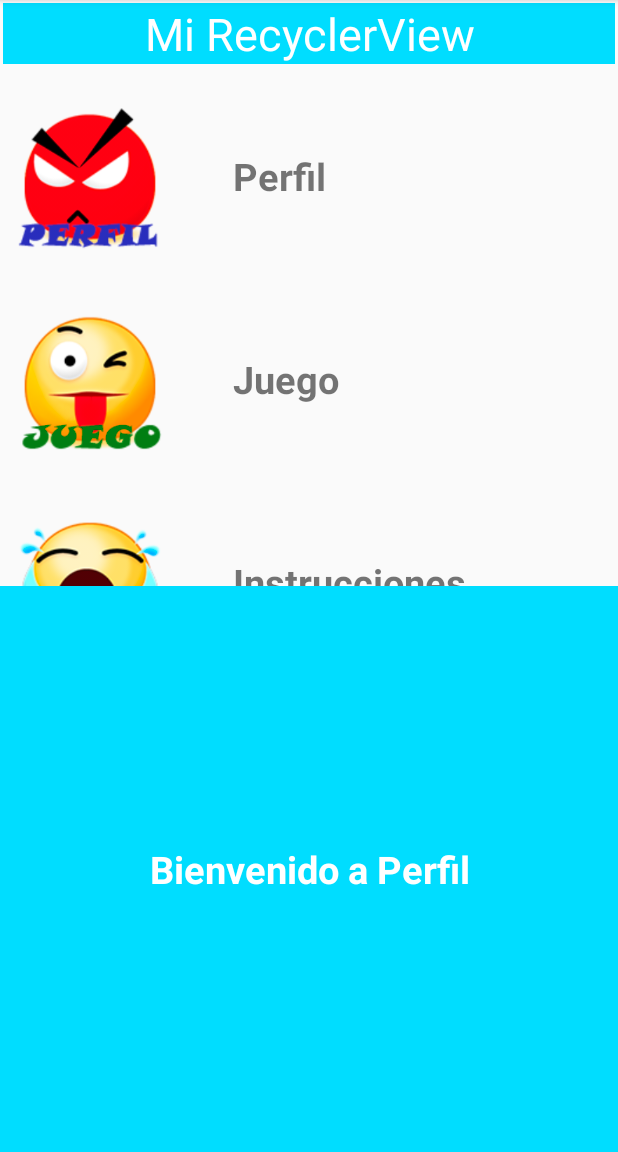
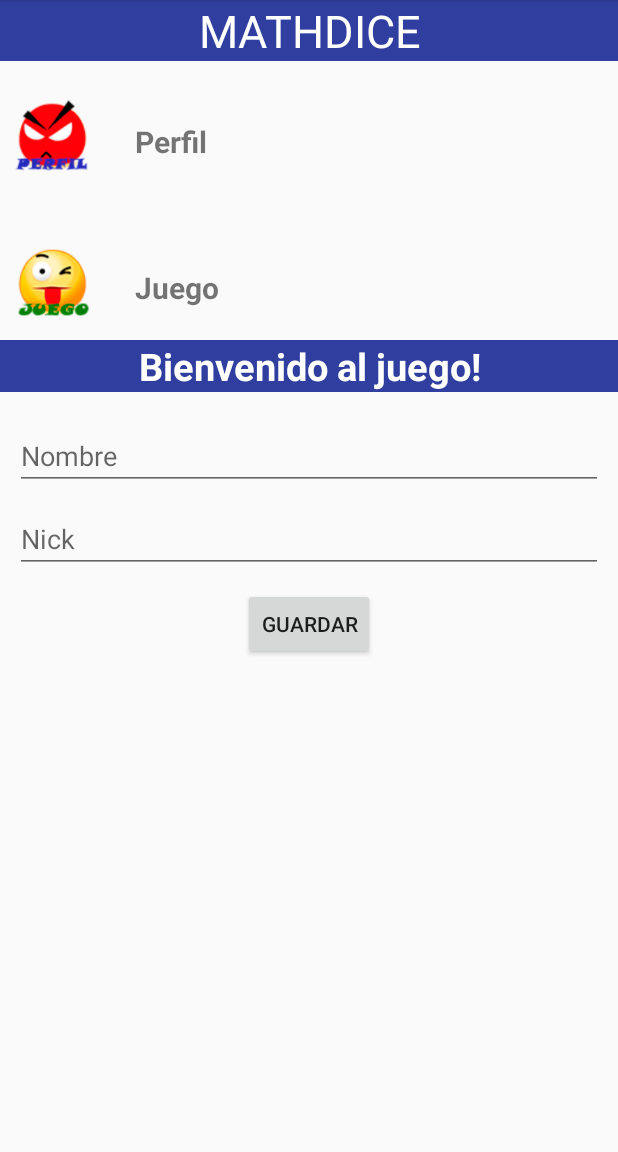
Before and after one commit to jopegi/Programacion_Multimedia, an Android app: the MenuActivity screen opened directly, with no data from a screen before it, after a tap on "Perfil", on a phone screen of 412 x 824 dp, the part 84-1236 px from its top. Run offline under Robolectric (Android 15) with nearby library versions, the phone set to English and light mode, and no system bars.

Commit message:
PMDM - Proyecto 5 SplashImage. Paso de parámetros a un Fragment i comunicación Fragment-Activity.

```diff
--- a/ProyectoSplashImage/app/src/main/java/josevi/android/com/proyectosplashimage/AdapterDatos.java
+++ b/ProyectoSplashImage/app/src/main/java/josevi/android/com/proyectosplashimage/AdapterDatos.java
@@ -15,7 +15,7 @@ import java.util.ArrayList;
 
 
 //Esta clase va a recibir una lista para poderla mostra ren nuestro Recycler
-public class AdapterDatos extends RecyclerView.Adapter<AdapterDatos.ViewHolderDatos> implements  View.OnClickListener{
+public class AdapterDatos extends RecyclerView.Adapter<AdapterDatos.UnElementDelRecycler> implements  View.OnClickListener{
 
     ArrayList<DatosRecyclerView> listaMenu;
 
@@ -30,18 +30,19 @@ public class AdapterDatos extends RecyclerView.Adapter<AdapterDatos.ViewHolderDa
 
     @Override
     //Método que enlazará el adaptador con el archivo item_list.xml
-    public ViewHolderDatos onCreateViewHolder(ViewGroup parent, int viewType) {
+    public UnElementDelRecycler onCreateViewHolder(ViewGroup parent, int viewType) {
 
         View view = LayoutInflater.from(parent.getContext()).inflate(R.layout.item_list, null, false);
+
 
         //Ponemos a la eschucha nuestra aplicación
         view.setOnClickListener(this);
 
-        return new ViewHolderDatos(view);
+        return new UnElementDelRecycler(view);
     }
 
     @Override
-    public void onBindViewHolder(ViewHolderDatos holder, int position) {
+    public void onBindViewHolder(UnElementDelRecycler holder, int position) {
 
         //holder.asignarDatos(listaMenu.get(position));
         holder.txtNombre.setText(listaMenu.get(position).getNombre());
@@ -68,21 +69,29 @@ public class AdapterDatos extends RecyclerView.Adapter<AdapterDatos.ViewHolderDa
     }
 
 
-    public class ViewHolderDatos extends RecyclerView.ViewHolder {
+    public static class UnElementDelRecycler extends RecyclerView.ViewHolder {
 
         TextView txtNombre;
         ImageView foto;
 
-        //TextView dato;
+            //TextView dato;
 
-        public ViewHolderDatos(View itemView) {
-            super(itemView);
+        public UnElementDelRecycler(View itemView) {
+                super(itemView);
 
             //Indicamos la vista que se utilizará para mostrar los datos del RecyclerView
             //dato = (TextView) itemView.findViewById(R.id.idDatos);
 
             txtNombre = (TextView) itemView.findViewById(R.id.idNombre);
             foto = (ImageView) itemView.findViewById(R.id.idImagen);
+             /*
+        foto.setOnClickListener(new View.OnClickListener() {
+            @Override
+            public void onClick(View v) {
+
+            }
+        });
+        */
         }
 
         //Mi método asignarDatos()
--- a/ProyectoSplashImage/app/src/main/java/josevi/android/com/proyectosplashimage/MenuActivity.java
+++ b/ProyectoSplashImage/app/src/main/java/josevi/android/com/proyectosplashimage/MenuActivity.java
@@ -1,5 +1,6 @@
 package josevi.android.com.proyectosplashimage;
 
+import android.content.Intent;
 import android.net.Uri;
 import android.support.v4.app.FragmentManager;
 import android.support.v4.app.FragmentTransaction;
@@ -11,7 +12,10 @@ import android.widget.Toast;
 //Se han tenido que implementar las interfaces ComunicadorFragmentDinamic y ComunicadorFragmentEstatic
 //y sus correspondientes métodos abstractos para poder interactuar con los fragmentos en las que se
 //definen (dichas interfaces)
-public class MenuActivity extends AppCompatActivity implements WellcomeFragment.ComunicadorFragmentDinamic,MenuFragment.ComunicadorFragmentEstatic{
+public class MenuActivity extends AppCompatActivity implements WellcomeFragment.ComunicadorFragmentDinamic,
+        MenuFragment.ComunicadorFragmentEstatic,JuegoFragment.ComunicadorFragmentJuego,PerfilFragment.ComunicadorFragmentPerfil{
+
+    Jugador jugador1;
 
     @Override
     protected void onCreate(Bundle savedInstanceState) {
@@ -33,37 +37,52 @@ public class MenuActivity extends AppCompatActivity implements WellcomeFragment.
         ft.commit();
     }
 
-    //Método abstracto de la interfaz ComunicadorFragmentDinamic perteneciente al fragment dinámico
-    //WellcomeFragment
+    //Método abstracto de la interfaz ComunicadorFragmentPerfil perteneciente al fragment dinámico
+    //PerfilFragment
     @Override
-    public void onFragmentInteraction(Uri uri) {
+    public void recollirDadesPerfil(Jugador j) {
 
+        //Recogemos el objeto jugador que viene de PerfilFragment y hacemos que apunte a la referencia
+        //del objeto Jugador que hemos definido al inicio de esta actividad. Así, conseguimos que dicho
+        //objeto jugador sea accesible para toda la clase.
+        jugador1=j;
+
+        WellcomeFragment fragmentDinamico = WellcomeFragment.newInstance("Bienvenido al juego " + jugador1.getNombre());
+        FragmentManager fm = getSupportFragmentManager();
+        FragmentTransaction ft = fm.beginTransaction();
+        ft.replace(R.id.contenidoDinamico, fragmentDinamico);
+        ft.commit();
     }
 
     //Métodos abstractos de la interfaz ComunicadorFragmentEstatic perteneciente al fragment estático
     //MenuFragment
     @Override
     public void carregarPerfil() {
-        //Desde esta actividad le pasamos un parémetro de tipo String al fragmento dinámico
+        //Desde esta actividad le pasamos un parámetro de tipo String al fragmento dinámico
         //WellcomeFragment, mediante su método newInstance(). Esto es así, porque el
         //constructor de una fragmento no admite parámetros.
+       /*
         WellcomeFragment fragmentDinamico = WellcomeFragment.newInstance("Bienvenido a Perfil");
 
         FragmentManager fm = getSupportFragmentManager();
         FragmentTransaction ft = fm.beginTransaction();
         ft.replace(R.id.contenidoDinamico, fragmentDinamico);
         ft.commit();
+        */
+        PerfilFragment fragmentPerfil = new PerfilFragment();
+        FragmentManager fm = getSupportFragmentManager();
+        FragmentTransaction ft = fm.beginTransaction();
+        ft.replace(R.id.contenidoDinamico, fragmentPerfil);
+        ft.commit();
+
     }
 
     @Override
     public void iniciarJoc() {
-        //Desde esta actividad le pasamos un parémetro de tipo String al fragmento dinámico
-        //WellcomeFragment, mediante su método newInstance(). Esto es así, porque el
-        //constructor de una fragmento no admite parámetros.
-        WellcomeFragment fragmentDinamico = WellcomeFragment.newInstance("Bienvenido a Juego");
+        JuegoFragment fragmentJuego = JuegoFragment.newInstance(jugador1.getNick(),jugador1.getNombre());
         FragmentManager fm = getSupportFragmentManager();
         FragmentTransaction ft = fm.beginTransaction();
-        ft.replace(R.id.contenidoDinamico, fragmentDinamico);
+        ft.replace(R.id.contenidoDinamico, fragmentJuego);
         ft.commit();
     }
     @Override
@@ -88,4 +107,9 @@ public class MenuActivity extends AppCompatActivity implements WellcomeFragment.
         ft.replace(R.id.contenidoDinamico, fragmentDinamico);
         ft.commit();
     }
+
+    @Override
+    public void onFragmentInteraction(Uri uri) {
+
+    }
 }
--- a/ProyectoSplashImage/app/src/main/java/josevi/android/com/proyectosplashimage/MenuFragment.java
+++ b/ProyectoSplashImage/app/src/main/java/josevi/android/com/proyectosplashimage/MenuFragment.java
@@ -5,6 +5,7 @@ import android.net.Uri;
 import android.os.Bundle;
 import android.support.v4.app.Fragment;
 import android.support.v7.view.menu.MenuAdapter;
+import android.support.v7.widget.GridLayoutManager;
 import android.support.v7.widget.LinearLayoutManager;
 import android.support.v7.widget.RecyclerView;
 import android.view.LayoutInflater;
@@ -92,6 +93,9 @@ public class MenuFragment extends Fragment {
         //>>que se muestre en vertical
         recycler.setLayoutManager(new LinearLayoutManager(getContext(),LinearLayoutManager.VERTICAL,false));
 
+        //recycler.setLayoutManager(new GridLayoutManager(getContext(), 2));
+
+
         llenarLista();
 
         /*listaMenu.add("PERFIL");
--- /dev/null
+++ b/ProyectoSplashImage/app/src/main/java/josevi/android/com/proyectosplashimage/PerfilFragment.java
@@ -0,0 +1,130 @@
+package josevi.android.com.proyectosplashimage;
+
+import android.content.Context;
+import android.content.Intent;
+import android.net.Uri;
+import android.os.Bundle;
+import android.support.v4.app.Fragment;
+import android.view.LayoutInflater;
+import android.view.View;
+import android.view.ViewGroup;
+import android.widget.Button;
+import android.widget.EditText;
+import android.widget.Toast;
+
+
+public class PerfilFragment extends Fragment {
+    // TODO: Rename parameter arguments, choose names that match
+    // the fragment initialization parameters, e.g. ARG_ITEM_NUMBER
+    private static final String ARG_PARAM1 = "param1";
+    private static final String ARG_PARAM2 = "param2";
+
+    private EditText cajaNick, cajaNombre;
+    private Button botonGuardar;
+
+    // TODO: Rename and change types of parameters
+    private String mParam1;
+    private String mParam2;
+
+    //Obtenemos una referencia a la interfaz de comunicación del Fragment con la actividad que lo contiene
+    private ComunicadorFragmentPerfil mListener;
+
+    public PerfilFragment() {
+        // Required empty public constructor
+    }
+
+    public static PerfilFragment newInstance(String param1, String param2) {
+        PerfilFragment fragment = new PerfilFragment();
+        Bundle args = new Bundle();
+        args.putString(ARG_PARAM1, param1);
+        args.putString(ARG_PARAM2, param2);
+        fragment.setArguments(args);
+        return fragment;
+    }
+
+    @Override
+    public void onCreate(Bundle savedInstanceState) {
+        super.onCreate(savedInstanceState);
+        if (getArguments() != null) {
+            mParam1 = getArguments().getString(ARG_PARAM1);
+            mParam2 = getArguments().getString(ARG_PARAM2);
+        }
+    }
+
+    @Override
+    public View onCreateView(LayoutInflater inflater, ViewGroup container,
+                             Bundle savedInstanceState) {
+        //Inflate the layout for this fragment
+        View v =  inflater.inflate(R.layout.fragment_perfil, container, false);
+
+        //Instanciamos los elementos definidos en el layout del fragment
+        cajaNick = (EditText) v.findViewById(R.id.editTextNick);
+        cajaNombre = (EditText) v.findViewById(R.id.editTextNombre);
+        botonGuardar = (Button) v.findViewById(R.id.btnGuardar);
+
+        //Evento del botón guardar de la interfaz
+        botonGuardar.setOnClickListener(new View.OnClickListener() {
+            @Override
+            public void onClick(View v) {
+
+                //Si las caja de texto no están vacias...
+                if(!cajaNick.getText().toString().isEmpty() && !cajaNombre.getText().toString().isEmpty()){
+
+                    //Instanciamos un objeto de la clase Jugador y lo rellenamos con los datos insertados
+                    //por el usuario
+                    Jugador j1 = new Jugador(cajaNick.getText().toString(), cajaNombre.getText().toString());
+                    //Llamamos a la interfaz de comunicación ComunicadorFragmentPerfil definida como una interfaz
+                    //interna dentro de este fragment. Con esto indicamos que cuando se pulse el botón de guardar
+                    //se vaya a la actividad MenuActivity y se ejecute el método abstracto recollirDadesPerfil allí
+                    //sobreescrito pasándole el objeto jugador instanciado dentro del evento de este botón.
+                    mListener.recollirDadesPerfil(j1);
+
+                    Toast.makeText(getActivity(), "Datos guardados...", Toast.LENGTH_SHORT).show();
+
+                //Si las caja de texto están vacias...
+                }else{
+
+                    Toast.makeText(getActivity(), "Debe de rellenar los campos nombre y nick!", Toast.LENGTH_SHORT).show();
+
+                }
+
+            }
+
+        });
+
+        return v;
+    }
+
+
+    @Override
+    public void onAttach(Context context) {
+        super.onAttach(context);
+        if (context instanceof ComunicadorFragmentPerfil) {
+            mListener = (ComunicadorFragmentPerfil) context;
+        } else {
+            throw new RuntimeException(context.toString()
+                    + " must implement OnFragmentInteractionListener");
+        }
+    }
+
+    @Override
+    public void onDetach() {
+        super.onDetach();
+        mListener = null;
+    }
+
+    /**
+     * This interface must be implemented by activities that contain this
+     * fragment to allow an interaction in this fragment to be communicated
+     * to the activity and potentially other fragments contained in that
+     * activity.
+     * <p>
+     * See the Android Training lesson <a href=
+     * "http://developer.android.com/training/basics/fragments/communicating.html"
+     * >Communicating with Other Fragments</a> for more information.
+     */
+    public interface ComunicadorFragmentPerfil {
+
+        void recollirDadesPerfil(Jugador jugador);
+    }
+}
--- a/ProyectoSplashImage/app/src/main/res/layout/activity_menu.xml
+++ b/ProyectoSplashImage/app/src/main/res/layout/activity_menu.xml
@@ -16,7 +16,7 @@
         android:layout_width="match_parent"
         android:layout_height="wrap_content"
         tools:layout="@layout/fragment_menu"
-        android:layout_weight="1"/>
+        android:layout_weight="1.8"/>
 
     <!--Contenedor de un fragment dinámico-->
     <FrameLayout
--- a/ProyectoSplashImage/app/src/main/res/layout/fragment_menu.xml
+++ b/ProyectoSplashImage/app/src/main/res/layout/fragment_menu.xml
@@ -11,9 +11,8 @@
     <TextView
         android:layout_width="match_parent"
         android:layout_height="wrap_content"
-        android:layout_margin="2dp"
-        android:background="@android:color/holo_blue_bright"
-        android:text="Mi RecyclerView"
+        android:background="@color/colorPrimaryDark"
+        android:text="MATHDICE"
         android:textAlignment="center"
         android:textColor="@android:color/background_light"
         android:textSize="30dp" />
--- /dev/null
+++ b/ProyectoSplashImage/app/src/main/res/layout/fragment_perfil.xml
@@ -0,0 +1,77 @@
+<RelativeLayout xmlns:android="http://schemas.android.com/apk/res/android"
+    xmlns:tools="http://schemas.android.com/tools"
+    android:layout_width="match_parent"
+    android:layout_height="match_parent"
+    tools:context="josevi.android.com.proyectosplashimage.PerfilFragment">
+
+    <LinearLayout
+        android:id="@+id/LinearLayoutMensaje"
+        android:layout_width="match_parent"
+        android:layout_height="wrap_content"
+        android:layout_gravity="center"
+        android:orientation="vertical">
+
+
+        <TextView
+            android:id="@+id/LabelMensaje"
+            android:layout_width="match_parent"
+            android:layout_height="match_parent"
+            android:background="@color/colorPrimaryDark"
+            android:gravity="center"
+            android:text="@string/mensaje_bienvenida"
+            android:textColor="@android:color/background_light"
+            android:textSize="25sp"
+            android:textStyle="bold" />
+
+    </LinearLayout>
+
+    <LinearLayout
+        android:id="@+id/LinearLayout2"
+        android:layout_width="match_parent"
+        android:layout_height="wrap_content"
+        android:layout_below="@+id/LinearLayoutMensaje"
+        android:layout_margin="10dp"
+        android:orientation="vertical">
+
+        <View
+            android:layout_width="match_parent"
+            android:layout_height="10dp" />
+
+        <EditText
+            android:id="@+id/editTextNombre"
+            android:layout_width="match_parent"
+            android:layout_height="wrap_content"
+            android:ems="10"
+            android:hint="Nombre"
+            android:inputType="textPersonName" />
+
+        <View
+            android:layout_width="match_parent"
+            android:layout_height="10dp" />
+
+        <EditText
+            android:id="@+id/editTextNick"
+            android:layout_width="match_parent"
+            android:layout_height="wrap_content"
+            android:ems="10"
+            android:hint="Nick"
+            android:inputType="textPersonName" />
+    </LinearLayout>
+
+    <LinearLayout
+        android:id="@+id/linearLayout3"
+        android:layout_width="match_parent"
+        android:layout_height="wrap_content"
+        android:layout_below="@id/LinearLayout2"
+        android:gravity="center_horizontal"
+        android:orientation="vertical">
+
+        <Button
+            android:id="@+id/btnGuardar"
+            android:layout_width="wrap_content"
+            android:layout_height="wrap_content"
+            android:padding="10dp"
+            android:text="Guardar" />
+    </LinearLayout>
+
+</RelativeLayout>
--- a/ProyectoSplashImage/app/src/main/res/layout/fragment_wellcome.xml
+++ b/ProyectoSplashImage/app/src/main/res/layout/fragment_wellcome.xml
@@ -15,7 +15,7 @@
             android:id="@+id/LabelMensaje"
             android:layout_width="match_parent"
             android:layout_height="match_parent"
-            android:background="@android:color/holo_blue_bright"
+            android:background="@color/colorPrimaryDark"
             android:gravity="center"
             android:text="@string/mensaje_bienvenida"
             android:textColor="@android:color/background_light"
--- a/ProyectoSplashImage/app/src/main/res/layout/item_list.xml
+++ b/ProyectoSplashImage/app/src/main/res/layout/item_list.xml
@@ -13,29 +13,22 @@
 
         <ImageView
             android:id="@+id/idImagen"
-            android:layout_width="100dp"
-            android:layout_height="100dp"
+            android:layout_width="50dp"
+            android:layout_height="50dp"
             android:layout_marginRight="10dp"
             android:layout_marginTop="15dp"
             android:src="@drawable/perfil" />
 
-        <LinearLayout
+        <TextView
+            android:id="@+id/idNombre"
             android:layout_width="wrap_content"
             android:layout_height="wrap_content"
-            android:orientation="vertical"
-            android:padding="25dp">
-
-            <TextView
-                android:id="@+id/idNombre"
-                android:layout_width="wrap_content"
-                android:layout_height="wrap_content"
-                android:layout_marginTop="10dp"
-                android:padding="10dp"
-                android:text="Nombre"
-                android:textSize="25sp"
-                android:textStyle="bold" />
-
-        </LinearLayout>
+            android:layout_marginTop="10dp"
+            android:layout_weight="1"
+            android:padding="20dp"
+            android:text="Nombre"
+            android:textSize="20sp"
+            android:textStyle="bold" />
 
     </LinearLayout>
 
--- a/ProyectoSplashImage/app/src/main/res/values/colors.xml
+++ b/ProyectoSplashImage/app/src/main/res/values/colors.xml
@@ -1,6 +1,6 @@
 <?xml version="1.0" encoding="utf-8"?>
 <resources>
     <color name="colorPrimary">#3F51B5</color>
-    <color name="colorPrimaryDark">#303F9F</color>
+    <color name="colorPrimaryDark">#303f9f</color>
     <color name="colorAccent">#FF4081</color>
 </resources>
--- a/ProyectoSplashImage/app/src/main/res/values/strings.xml
+++ b/ProyectoSplashImage/app/src/main/res/values/strings.xml
@@ -4,5 +4,5 @@
 
     <!-- TODO: Remove or change this placeholder text -->
     <string name="hello_blank_fragment">Hello blank fragment</string>
-    <string name="mensaje_bienvenida">Bienvenidos a la app!!</string>
+    <string name="mensaje_bienvenida">Bienvenido al juego!</string>
 </resources>
```
Also changed, not shown: ProyectoSplashImage/app/src/main/java/josevi/android/com/proyectosplashimage/JuegoFragment.java (added, +109 -0 lines), ProyectoSplashImage/app/src/main/java/josevi/android/com/proyectosplashimage/Jugador.java (added, +100 -0 lines), ProyectoSplashImage/app/src/main/java/josevi/android/com/proyectosplashimage/MathDice.java (added, +8 -0 lines), ProyectoSplashImage/app/src/main/res/layout/fragment_juego.xml (added, +77 -0 lines), ProyectoSplashImage/app/src/main/res/drawable/informacion.png, ProyectoSplashImage/app/src/main/res/drawable/instrucciones.png, ProyectoSplashImage/app/src/main/res/drawable/juego.png, ProyectoSplashImage/app/src/main/res/drawable/perfil.png.
